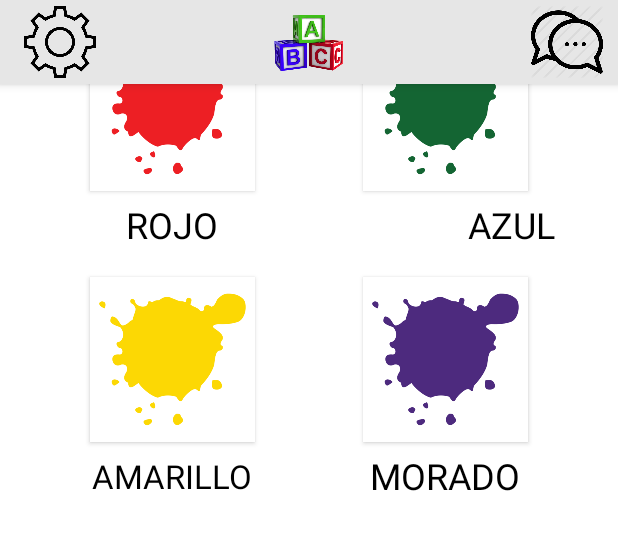
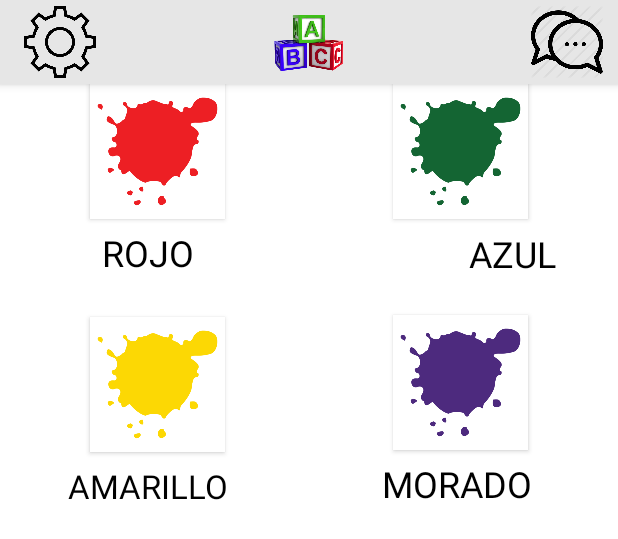
Before and after one commit to Alvarogv96/PracticaIPO, an Android app: the layout activity_routine_levels.xml on its own in the app's theme, with its tools: preview values and no code run, on a phone screen of 412 x 824 dp. Shown: the top 539 px of the screen. Run offline under Robolectric (Android 15) with nearby library versions, the phone set to English and light mode, and no system bars.

```diff
--- a/app/src/main/res/layout/activity_routine_levels.xml
+++ b/app/src/main/res/layout/activity_routine_levels.xml
@@ -4,19 +4,72 @@
     xmlns:tools="http://schemas.android.com/tools"
     android:layout_width="match_parent"
     android:layout_height="match_parent"
-    tools:context=".RoutineLevels"
     android:background="@color/Background"
-    >
+    tools:context=".RoutineLevels">
+
     <include
         android:id="@+id/toolbar"
         layout="@layout/toolbar" />
+
+    <Button
+        android:id="@+id/button"
+        android:layout_width="90dp"
+        android:layout_height="90dp"
+        android:layout_marginStart="60dp"
+        android:layout_marginLeft="60dp"
+        android:layout_marginTop="56dp"
+        android:background="@drawable/rojo"
+        android:onClick="nivelRojo"
+        app:layout_constraintStart_toStartOf="parent"
+        app:layout_constraintTop_toTopOf="parent" />
+
+    <TextView
+        android:id="@+id/textView"
+        android:layout_width="110dp"
+        android:layout_height="45dp"
+        android:layout_marginStart="44dp"
+        android:layout_marginLeft="44dp"
+        android:autoText="false"
+        android:gravity="center"
+        android:text="ROJO"
+        android:textColor="@color/text"
+        android:textSize="24sp"
+        app:autoSizeTextType="none"
+        app:layout_constraintStart_toStartOf="parent"
+        app:layout_constraintTop_toBottomOf="@+id/button" />
+
+    <Button
+        android:id="@+id/button6"
+        android:layout_width="90dp"
+        android:layout_height="90dp"
+        android:layout_marginTop="20dp"
+        android:layout_marginEnd="60dp"
+        android:layout_marginRight="60dp"
+        android:background="@drawable/morado"
+        app:layout_constraintEnd_toEndOf="parent"
+        app:layout_constraintTop_toBottomOf="@+id/textView3" />
+
+    <TextView
+        android:id="@+id/textView7"
+        android:layout_width="110dp"
+        android:layout_height="45dp"
+        android:layout_marginStart="44dp"
+        android:layout_marginLeft="44dp"
+        android:autoText="false"
+        android:gravity="center"
+        android:text="AMARILLO"
+        android:textColor="@color/text"
+        android:textSize="22sp"
+        app:autoSizeTextType="none"
+        app:layout_constraintStart_toStartOf="parent"
+        app:layout_constraintTop_toBottomOf="@+id/button5" />
 
     <TextView
         android:id="@+id/textView6"
         android:layout_width="110dp"
         android:layout_height="45dp"
-        android:layout_marginEnd="60dp"
-        android:layout_marginRight="60dp"
+        android:layout_marginEnd="52dp"
+        android:layout_marginRight="52dp"
         android:autoText="false"
         android:gravity="center"
         android:text="MORADO"
@@ -26,20 +79,31 @@
         app:layout_constraintEnd_toEndOf="parent"
         app:layout_constraintTop_toBottomOf="@+id/button6" />
 
-    <TextView
-        android:id="@+id/textView7"
-        android:layout_width="110dp"
-        android:layout_height="45dp"
+    <Button
+        android:id="@+id/button4"
+        android:layout_width="90dp"
+        android:layout_height="90dp"
+        android:layout_marginStart="116dp"
+        android:layout_marginLeft="116dp"
+        android:layout_marginTop="20dp"
+        android:layout_marginEnd="116dp"
+        android:layout_marginRight="116dp"
+        android:background="@drawable/rosa"
+        app:layout_constraintEnd_toStartOf="@+id/textView6"
+        app:layout_constraintHorizontal_bias="0.488"
+        app:layout_constraintStart_toEndOf="@+id/textView7"
+        app:layout_constraintTop_toBottomOf="@+id/textView2" />
+
+    <Button
+        android:id="@+id/button5"
+        android:layout_width="90dp"
+        android:layout_height="90dp"
         android:layout_marginStart="60dp"
         android:layout_marginLeft="60dp"
-        android:autoText="false"
-        android:gravity="center"
-        android:text="AMARILLO"
-        android:textColor="@color/text"
-        android:textSize="22sp"
-        app:autoSizeTextType="none"
+        android:layout_marginTop="20dp"
+        android:background="@drawable/amarillo"
         app:layout_constraintStart_toStartOf="parent"
-        app:layout_constraintTop_toBottomOf="@+id/button5" />
+        app:layout_constraintTop_toBottomOf="@+id/textView" />
 
     <TextView
         android:id="@+id/textView5"
@@ -56,13 +120,55 @@
         android:textSize="24sp"
         app:autoSizeTextType="none"
         app:layout_constraintEnd_toStartOf="@+id/textView6"
+        app:layout_constraintHorizontal_bias="0.64"
         app:layout_constraintStart_toEndOf="@+id/textView7"
         app:layout_constraintTop_toBottomOf="@+id/button4" />
 
+    <Button
+        android:id="@+id/button3"
+        android:layout_width="90dp"
+        android:layout_height="90dp"
+        android:layout_marginStart="116dp"
+        android:layout_marginLeft="116dp"
+        android:layout_marginTop="56dp"
+        android:layout_marginEnd="116dp"
+        android:layout_marginRight="116dp"
+        android:background="@drawable/azul"
+        app:layout_constraintEnd_toStartOf="@+id/button2"
+        app:layout_constraintHorizontal_bias="0.491"
+        app:layout_constraintStart_toEndOf="@+id/button"
+        app:layout_constraintTop_toTopOf="parent" />
+
+    <TextView
+        android:id="@+id/textView2"
+        android:layout_width="87dp"
+        android:layout_height="46dp"
+        android:layout_marginStart="144dp"
+        android:layout_marginLeft="144dp"
+        android:autoText="false"
+        android:gravity="center"
+        android:text="AZUL"
+        android:textColor="@color/text"
+        android:textSize="24sp"
+        app:autoSizeTextType="none"
+        app:layout_constraintStart_toEndOf="@+id/textView"
+        app:layout_constraintTop_toBottomOf="@+id/button3" />
+
+    <Button
+        android:id="@+id/button2"
+        android:layout_width="90dp"
+        android:layout_height="90dp"
+        android:layout_marginTop="56dp"
+        android:layout_marginEnd="60dp"
+        android:layout_marginRight="60dp"
+        android:background="@drawable/verdeoscuro"
+        app:layout_constraintEnd_toEndOf="parent"
+        app:layout_constraintTop_toTopOf="parent" />
+
     <TextView
         android:id="@+id/textView3"
-        android:layout_width="110dp"
-        android:layout_height="45dp"
+        android:layout_width="98dp"
+        android:layout_height="44dp"
         android:layout_marginStart="116dp"
         android:layout_marginLeft="116dp"
         android:layout_marginEnd="60dp"
@@ -74,127 +180,8 @@
         android:textSize="24sp"
         app:autoSizeTextType="none"
         app:layout_constraintEnd_toEndOf="parent"
+        app:layout_constraintHorizontal_bias="1.0"
         app:layout_constraintStart_toEndOf="@+id/textView2"
         app:layout_constraintTop_toBottomOf="@+id/button2" />
 
-    <TextView
-        android:id="@+id/textView4"
-        android:layout_width="110dp"
-        android:layout_height="45dp"
-        android:layout_marginStart="116dp"
-        android:layout_marginLeft="116dp"
-        android:layout_marginEnd="60dp"
-        android:layout_marginRight="60dp"
-        android:autoText="false"
-        android:gravity="center"
-        android:text="VERDE"
-        android:textColor="@color/text"
-        android:textSize="24sp"
-        app:autoSizeTextType="none"
-        app:layout_constraintEnd_toEndOf="parent"
-        app:layout_constraintStart_toEndOf="@+id/textView2"
-        app:layout_constraintTop_toBottomOf="@+id/button2" />
-
-    <TextView
-        android:id="@+id/textView2"
-        android:layout_width="110dp"
-        android:layout_height="45dp"
-        android:layout_marginStart="116dp"
-        android:layout_marginLeft="116dp"
-        android:autoText="false"
-        android:gravity="center"
-        android:text="AZUL"
-        android:textColor="@color/text"
-        android:textSize="24sp"
-        app:autoSizeTextType="none"
-        app:layout_constraintStart_toEndOf="@+id/textView"
-        app:layout_constraintTop_toBottomOf="@+id/button3" />
-
-    <Button
-        android:id="@+id/button"
-        android:layout_width="110dp"
-        android:layout_height="110dp"
-        android:layout_marginStart="60dp"
-        android:layout_marginLeft="60dp"
-        android:layout_marginTop="17dp"
-        android:background="@drawable/rojo"
-        android:onClick="nivelRojo"
-        app:layout_constraintStart_toStartOf="parent"
-        app:layout_constraintTop_toTopOf="parent" />
-
-    <Button
-        android:id="@+id/button5"
-        android:layout_width="110dp"
-        android:layout_height="110dp"
-        android:layout_marginStart="60dp"
-        android:layout_marginLeft="60dp"
-        android:layout_marginTop="12dp"
-        android:background="@drawable/amarillo"
-        app:layout_constraintStart_toStartOf="parent"
-        app:layout_constraintTop_toBottomOf="@+id/textView" />
-
-    <Button
-        android:id="@+id/button2"
-        android:layout_width="110dp"
-        android:layout_height="110dp"
-        android:layout_marginTop="17dp"
-        android:layout_marginEnd="60dp"
-        android:layout_marginRight="60dp"
-        android:background="@drawable/verdeoscuro"
-        app:layout_constraintEnd_toEndOf="parent"
-        app:layout_constraintTop_toTopOf="parent" />
-
-    <Button
-        android:id="@+id/button6"
-        android:layout_width="110dp"
-        android:layout_height="110dp"
-        android:layout_marginTop="12dp"
-        android:layout_marginEnd="60dp"
-        android:layout_marginRight="60dp"
-        android:background="@drawable/morado"
-        app:layout_constraintEnd_toEndOf="parent"
-        app:layout_constraintTop_toBottomOf="@+id/textView3" />
-
-    <Button
-        android:id="@+id/button3"
-        android:layout_width="110dp"
-        android:layout_height="110dp"
-        android:layout_marginStart="116dp"
-        android:layout_marginLeft="116dp"
-        android:layout_marginTop="17dp"
-        android:layout_marginEnd="116dp"
-        android:layout_marginRight="116dp"
-        android:background="@drawable/azul"
-        app:layout_constraintEnd_toStartOf="@+id/button2"
-        app:layout_constraintStart_toEndOf="@+id/button"
-        app:layout_constraintTop_toTopOf="parent" />
-
-    <Button
-        android:id="@+id/button4"
-        android:layout_width="110dp"
-        android:layout_height="110dp"
-        android:layout_marginStart="116dp"
-        android:layout_marginLeft="116dp"
-        android:layout_marginTop="12dp"
-        android:layout_marginEnd="116dp"
-        android:layout_marginRight="116dp"
-        android:background="@drawable/rosa"
-        app:layout_constraintEnd_toStartOf="@+id/textView6"
-        app:layout_constraintStart_toEndOf="@+id/textView7"
-        app:layout_constraintTop_toBottomOf="@+id/textView2" />
-
-    <TextView
-        android:id="@+id/textView"
-        android:layout_width="110dp"
-        android:layout_height="45dp"
-        android:layout_marginStart="60dp"
-        android:layout_marginLeft="60dp"
-        android:autoText="false"
-        android:gravity="center"
-        android:text="ROJO"
-        android:textColor="@color/text"
-        android:textSize="24sp"
-        app:autoSizeTextType="none"
-        app:layout_constraintStart_toStartOf="parent"
-        app:layout_constraintTop_toBottomOf="@+id/button" />
 </androidx.constraintlayout.widget.ConstraintLayout>
```
Also changed, not shown: app/src/main/AndroidManifest.xml (+5 -3 lines), app/src/main/java/com/example/practicaipo/ActividadScreen.java (+23 -1 lines), app/src/main/java/com/example/practicaipo/Lupa.java (added, +32 -0 lines), app/src/main/res/drawable-anydpi/back.xml (added, +11 -0 lines), app/src/main/res/drawable/keyboardbackspace24px.xml (added, +9 -0 lines), app/src/main/res/layout/activity_actividad_screen.xml (+23 -4 lines), app/src/main/res/layout/activity_lupa.xml (added, +42 -0 lines), app/src/main/res/drawable-hdpi/back.png (added), app/src/main/res/drawable-mdpi/back.png (added), app/src/main/res/drawable-xhdpi/back.png (added), app/src/main/res/drawable-xxhdpi/back.png (added), app/src/main/res/drawable-xxxhdpi/back.png (added), app/src/main/res/mipmap-hdpi/lupa.png (added).
